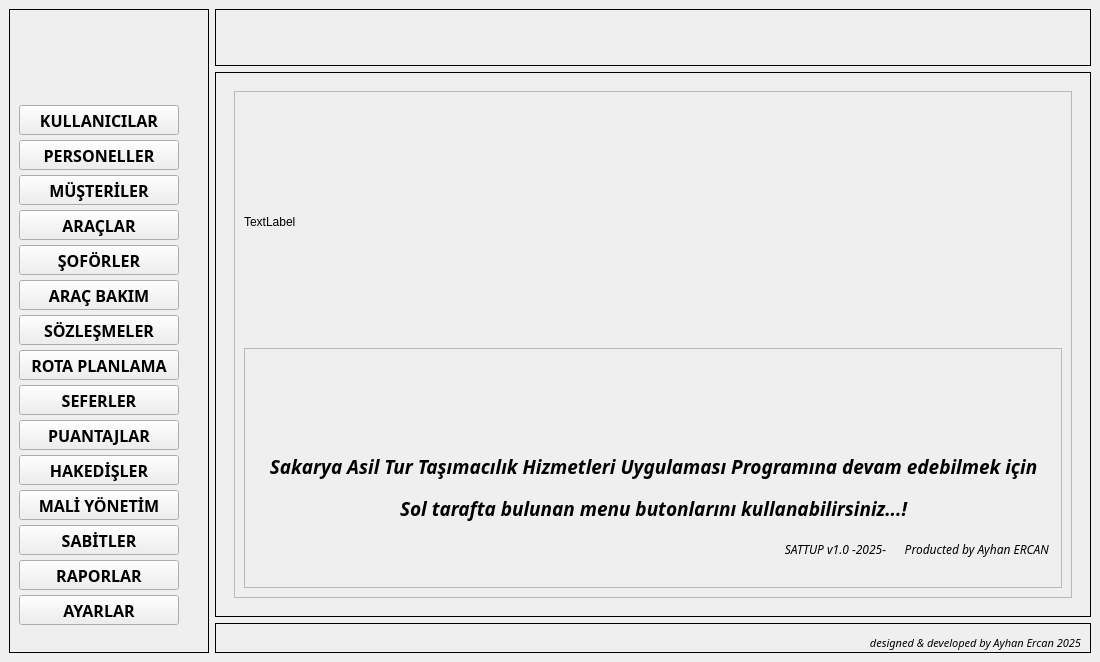
Old version of the form ui/ui_files/main_window.ui in the repository AyhanErcan70/SATTUP.
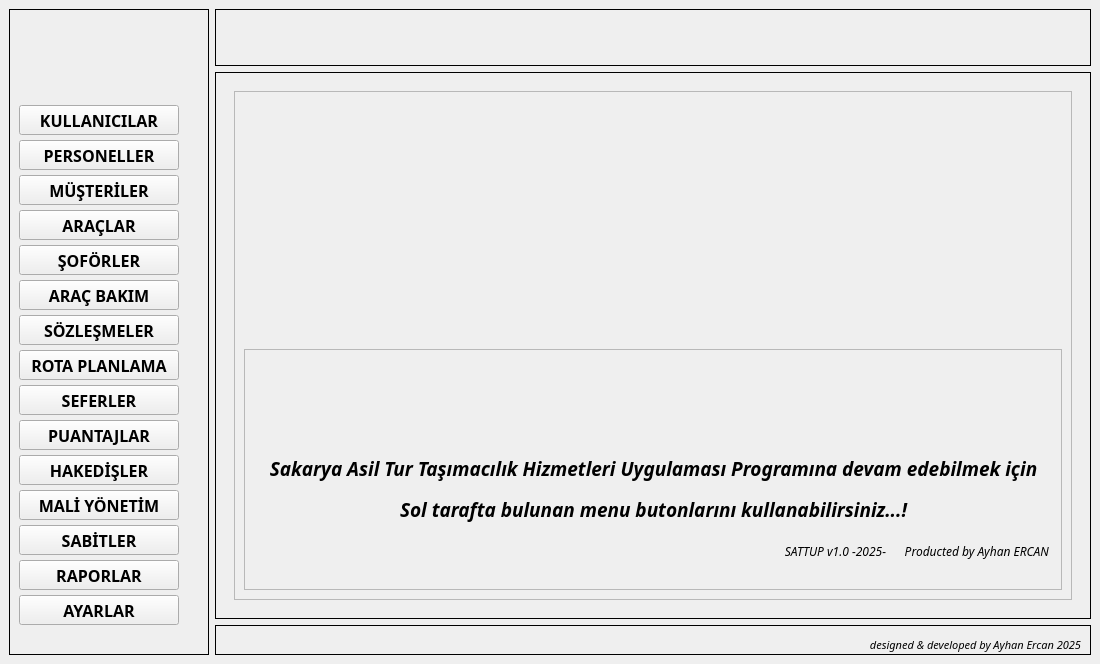
New version of the form. Icons and pictures are not drawn.

```diff
--- a/ui/ui_files/main_window.ui
+++ b/ui/ui_files/main_window.ui
@@ -7,7 +7,7 @@
     <x>0</x>
     <y>0</y>
     <width>1100</width>
-    <height>662</height>
+    <height>664</height>
    </rect>
   </property>
   <property name="sizePolicy">
@@ -786,7 +786,7 @@
                    <string notr="true"></string>
                   </property>
                   <property name="text">
-                   <string>TextLabel</string>
+                   <string/>
                   </property>
                  </widget>
                 </item>
```
Left out of the diff: 28 changed lines with no effect on the pictures.
